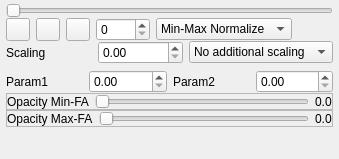
This is Modules/Bundles/org.mitk.gui.qt.diffusionimaging/src/internal/QmitkControlVisualizationPropertiesViewControls.ui in MITK/MITK as Qt 5 draws it before an edit. The edited form follows.
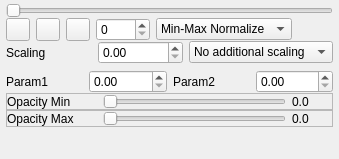
This is the edited form.

```diff
--- a/Modules/Bundles/org.mitk.gui.qt.diffusionimaging/src/internal/QmitkControlVisualizationPropertiesViewControls.ui
+++ b/Modules/Bundles/org.mitk.gui.qt.diffusionimaging/src/internal/QmitkControlVisualizationPropertiesViewControls.ui
@@ -286,8 +286,14 @@
       </property>
       <item>
        <widget class="QLabel" name="label_4">
+        <property name="minimumSize">
+         <size>
+          <width>90</width>
+          <height>0</height>
+         </size>
+        </property>
         <property name="text">
-         <string>Opacity Min-FA</string>
+         <string>Opacity Min</string>
         </property>
        </widget>
       </item>
@@ -303,6 +309,12 @@
       </item>
       <item>
        <widget class="QLabel" name="m_OpacityMinFaLabel">
+        <property name="minimumSize">
+         <size>
+          <width>40</width>
+          <height>0</height>
+         </size>
+        </property>
         <property name="text">
          <string>0.0</string>
         </property>
@@ -325,8 +337,14 @@
       </property>
       <item>
        <widget class="QLabel" name="label_5">
+        <property name="minimumSize">
+         <size>
+          <width>90</width>
+          <height>0</height>
+         </size>
+        </property>
         <property name="text">
-         <string>Opacity Max-FA</string>
+         <string>Opacity Max</string>
         </property>
        </widget>
       </item>
@@ -342,6 +360,12 @@
       </item>
       <item>
        <widget class="QLabel" name="m_OpacityMaxFaLabel">
+        <property name="minimumSize">
+         <size>
+          <width>40</width>
+          <height>0</height>
+         </size>
+        </property>
         <property name="text">
          <string>0.0</string>
         </property>
```
